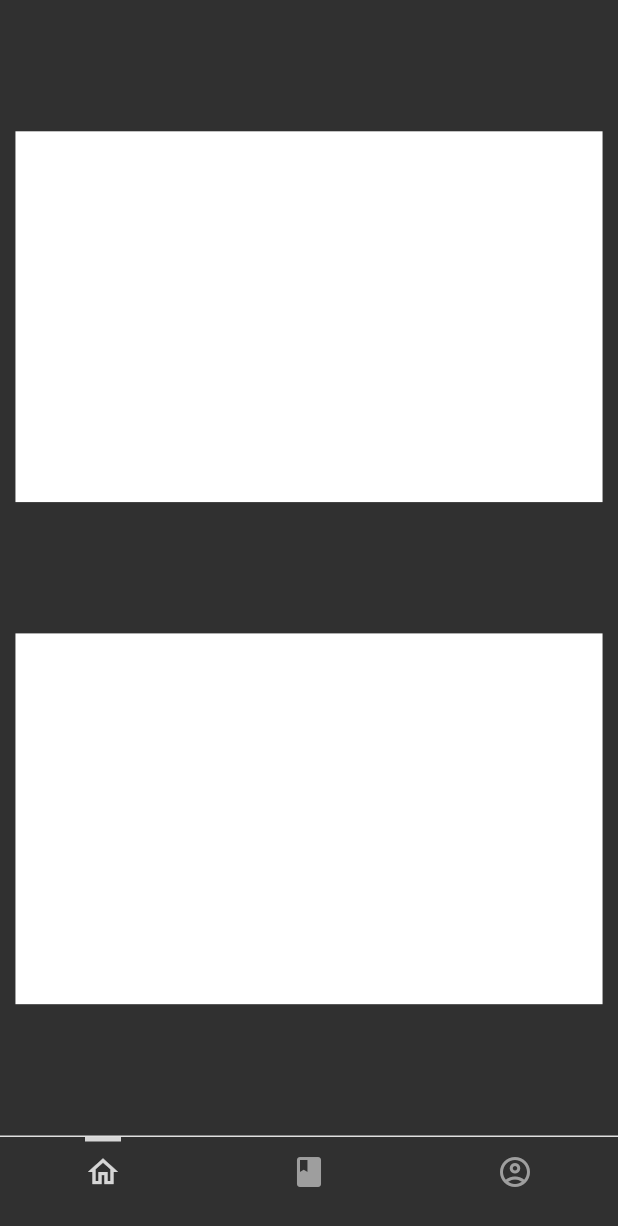
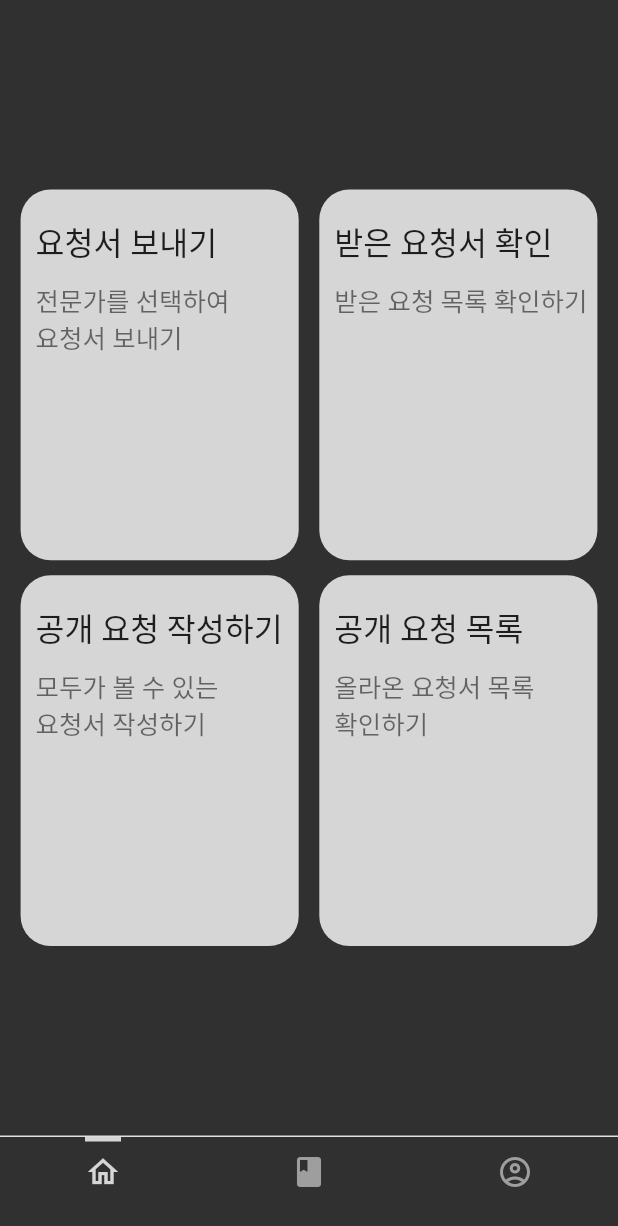
Before and after one commit to imkilwon/theKeyTo, a Flutter app: the screen it shows after launch, swiped to page 2, on a phone screen of 412 x 824 dp. Shown: the top 1226 px of the screen. Run offline on Flutter 3.47's test engine with Material 2 defaults, Android fonts, the phone set to English and light mode, and no system bars; our stand-ins replace cloud_firestore, firebase_auth, firebase_core, firebase_storage, get, image_picker; accounts and stored records are empty; Roboto replaces fonts that are missing (Dalseo).

Commit message:
mainOrderScreen구현 완료, SellerInformationPage구현중

```diff
--- a/lib/screens/main_order_screen.dart
+++ b/lib/screens/main_order_screen.dart
@@ -1,4 +1,8 @@
 import 'package:flutter/material.dart';
+import 'package:get/get.dart';
+import 'package:the_key_to/screens/seller_information_screen.dart';
+import 'package:the_key_to/screens/sign_in_screen.dart';
+import 'package:the_key_to/utils/constants.dart';
 import 'package:the_key_to/utils/utils.dart';
 
 class MainOrderScreen extends StatelessWidget {
@@ -10,25 +14,56 @@ class MainOrderScreen extends StatelessWidget {
     return Scaffold(
       body: Center(
         child: Column(
-          mainAxisAlignment: MainAxisAlignment.spaceEvenly,
+          mainAxisAlignment: MainAxisAlignment.center,
           children: [
-            Padding(
-              padding: const EdgeInsets.only(bottom: 0.0),
-              child: Container(
-                width: screenSize.width*0.95,
-                height: screenSize.height*0.3,
-                color: Colors.white,
-              ),
+            Row(
+              mainAxisAlignment: MainAxisAlignment.spaceEvenly,
+              children: [
+                GuideBox(SignInScreen(),screenSize.width*0.45, screenSize.height*0.3,"요청서 보내기","전문가를 선택하여 \n요청서 보내기"),
+                GuideBox(SignInScreen(),screenSize.width*0.45, screenSize.height*0.3,"받은 요청서 확인","받은 요청 목록 확인하기"),
+                // GuideBox(SellerInformationScreen(),screenSize.width*0.45, screenSize.height*0.3,"받은 요청서 확인","받은 요청 확인하기"),
+              ],
             ),
-
-            Container(
-              width: screenSize.width*0.95,
-              height: screenSize.height*0.3,
-              color: Colors.white,
-            )
+            SizedBox(height: 10,),
+            Row(
+              mainAxisAlignment: MainAxisAlignment.spaceEvenly,
+              children: [
+                GuideBox(SignInScreen(),screenSize.width*0.45, screenSize.height*0.3,"공개 요청 작성하기","모두가 볼 수 있는 \n요청서 작성하기"),
+                GuideBox(SignInScreen(),screenSize.width*0.45, screenSize.height*0.3,"공개 요청 목록","올라온 요청서 목록 \n확인하기"),
+              ],
+            ),
           ],
         ),
       )
     );
   }
 }
+Widget GuideBox(Widget page,double width,double height,String mainText, String subText){
+  return GestureDetector(
+    onTap: (){Get.to(()=>page);},
+    child: Container(
+      alignment: Alignment.topLeft,
+      width: width,
+      height: height,
+      decoration: BoxDecoration(
+          color: appAccentColor,
+          borderRadius: BorderRadius.all(Radius.circular(20.0))
+      ),
+        child: Column(
+          crossAxisAlignment: CrossAxisAlignment.start,
+          children: [
+            SizedBox(height: 20,),
+            Padding(
+              padding: const EdgeInsets.only(left:10.0),
+              child: Text(mainText,style: TextStyle(fontSize: 21,fontFamily: "Dalseo",fontWeight: FontWeight.w300,color: Colors.black87),),
+            ),
+            SizedBox(height: 10,),
+            Padding(
+              padding: const EdgeInsets.only(left:10.0),
+              child: Text(subText,style: TextStyle(fontSize: 17,fontFamily: "Dalseo",fontWeight: FontWeight.w300,color: Colors.black54),),
+            ),
+          ],
+        ),
+      ),
+  );
+}
--- a/lib/screens/product_detail_screen.dart
+++ b/lib/screens/product_detail_screen.dart
@@ -56,7 +56,7 @@ class _ProductDetailScreenState extends State<ProductDetailScreen> {
                   crossAxisAlignment: CrossAxisAlignment.center,
                   children: [
                     InkWell(onTap: (){
-                      Get.to(()=>SellerInformationScreen());
+                      Get.to(()=>SellerInformationScreen(sellerName: widget.productModel.sellerName,));
                     },child: Text("${widget.productModel.sellerName} >",style: TextStyle(fontSize: 20, fontWeight: FontWeight.w300,fontFamily: "Dalseo",color: appAccentColor),)),
                     Row(
                       children: [
--- a/lib/screens/seller_information_screen.dart
+++ b/lib/screens/seller_information_screen.dart
@@ -6,7 +6,8 @@ import 'package:the_key_to/utils/constants.dart';
 import 'package:the_key_to/utils/utils.dart';
 
 class SellerInformationScreen extends StatefulWidget {
-  const SellerInformationScreen({Key? key}) : super(key: key);
+  final String sellerName;
+  const SellerInformationScreen({Key? key,required this.sellerName}) : super(key: key);
 
   @override
   State<SellerInformationScreen> createState() =>
@@ -46,7 +47,7 @@ class _SellerInformationScreenState extends State<SellerInformationScreen> {
                   Container(
                     width: screenSize.width * 0.25,
                     child: Text(
-                      "이름",
+                      "${widget.sellerName}",
                       style: TextStyle(fontSize: screenSize.width * 0.06),
                     ),
                   ),
--- a/lib/widgets/guide_page_widget.dart
+++ b/lib/widgets/guide_page_widget.dart
@@ -24,7 +24,7 @@ class GuidePageWidget extends StatelessWidget {
               children: [
                 Padding(
                   padding: const EdgeInsets.only(left : 20.0),
-                  child: Text("${pageName}",style: TextStyle(fontSize: 30,fontFamily: 'Dalseo',fontWeight: FontWeight.w300),),
+                  child: Text("${pageName}",style: TextStyle(fontSize: 20,fontFamily: 'Dalseo',fontWeight: FontWeight.w500),),
                 ),
                 Padding(
                   padding: const EdgeInsets.only(right:15.0),
```
Also changed, not shown: 35 other files.
